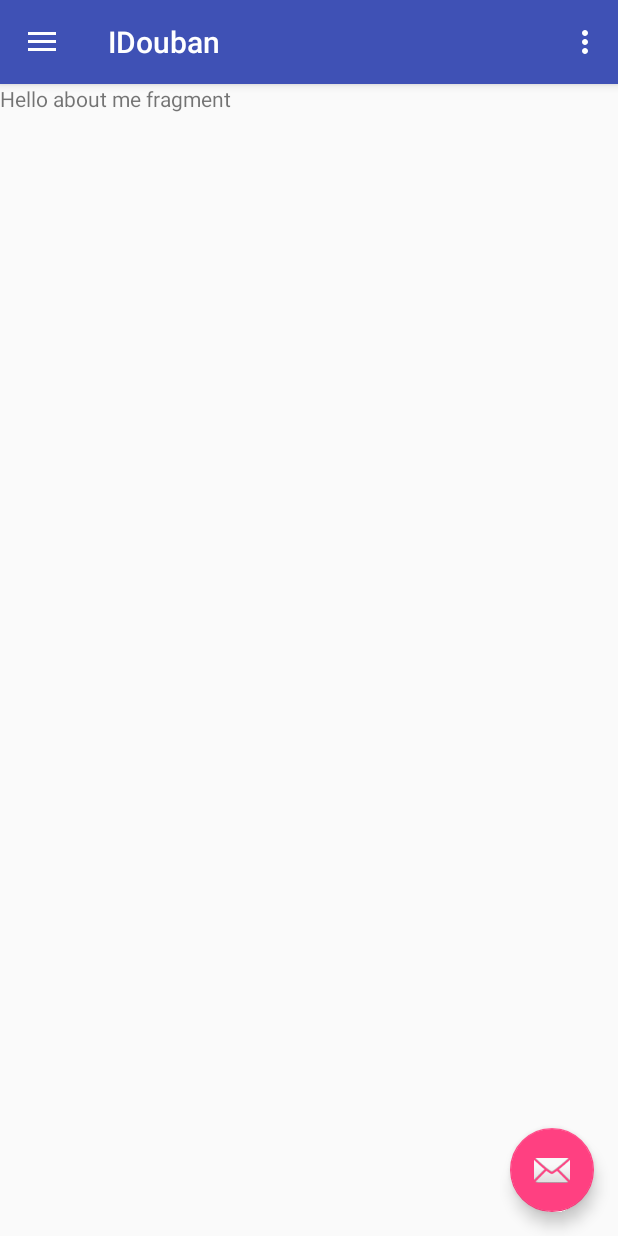
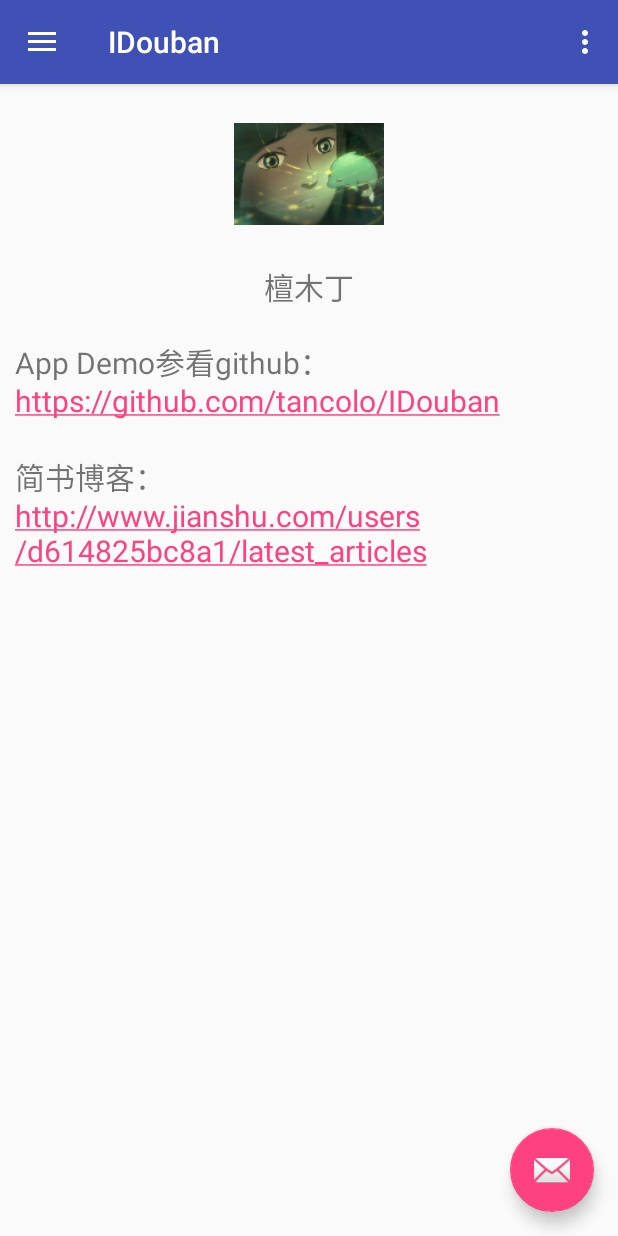
Before and after one commit to tancolo/MOOC, an Android app: the screen it shows after launch (HomeActivity), in the side drawer, after a tap on "AboutMe", on a phone screen of 412 x 824 dp. Run offline under Robolectric (Android 15) with nearby library versions, the phone set to English and light mode, and no system bars; our stand-ins replace Picasso; libraries missing offline, so code that uses them is left out: com.aspsine.swipetoloadlayout, com.lsjwzh.widget, retrofit2.adapter.rxjava, rx.android.schedulers, rx.schedulers and 1 more; pictures from the network do not load; 27 statements that could not run were skipped.

Commit message:
第17课，完成Aboutme内容显示

```diff
--- a/android-mvp/IDouban/app/src/main/java/com/shrimpcolo/johnnytam/idouban/HomeActivity.java
+++ b/android-mvp/IDouban/app/src/main/java/com/shrimpcolo/johnnytam/idouban/HomeActivity.java
@@ -204,7 +204,7 @@ public class HomeActivity extends BaseActivity {
         //init blog fragment
         FragmentTransaction transaction = getSupportFragmentManager().beginTransaction();
         BlogFragment jianshuFragment = BlogFragment.newInstance();
-        AboutFragment aboutFragment = new AboutFragment();
+        AboutFragment aboutFragment = AboutFragment.newInstance();
 
         transaction.add(R.id.frame_container, jianshuFragment, ConstContent.MENU_BLOG);
         transaction.add(R.id.frame_container, aboutFragment, ConstContent.MENU_ABOUT);
--- a/android-mvp/IDouban/app/src/main/java/com/shrimpcolo/johnnytam/idouban/aboutme/AboutFragment.java
+++ b/android-mvp/IDouban/app/src/main/java/com/shrimpcolo/johnnytam/idouban/aboutme/AboutFragment.java
@@ -2,21 +2,35 @@ package com.shrimpcolo.johnnytam.idouban.aboutme;
 
 
 import android.os.Bundle;
+import android.support.annotation.Nullable;
 import android.support.v4.app.Fragment;
 import android.view.LayoutInflater;
 import android.view.View;
 import android.view.ViewGroup;
+import android.widget.ImageView;
+import android.widget.TextView;
 
 import com.shrimpcolo.johnnytam.idouban.R;
+import com.shrimpcolo.johnnytam.idouban.utils.CircleTransformation;
+import com.squareup.picasso.Picasso;
 
 /**
  * A simple {@link Fragment} subclass.
  */
 public class AboutFragment extends Fragment {
 
+    private static final String TAG = AboutFragment.class.getSimpleName();
+
+    private ImageView profileImage;
+
+    private TextView profileName;
 
     public AboutFragment() {
         // Required empty public constructor
+    }
+
+    public static AboutFragment newInstance() {
+        return new AboutFragment();
     }
 
 
@@ -27,4 +41,20 @@ public class AboutFragment extends Fragment {
         return inflater.inflate(R.layout.fragment_aboutme, container, false);
     }
 
+    @Override
+    public void onActivityCreated(@Nullable Bundle savedInstanceState) {
+        super.onActivityCreated(savedInstanceState);
+
+        profileImage = (ImageView)getActivity().findViewById(R.id.img_profile);
+        profileName = (TextView)getActivity().findViewById(R.id.txt_author);
+
+        int width = getResources().getDimensionPixelOffset(R.dimen.profile_avatar_border);
+        int color = getResources().getColor(R.color.color_profile_photo_border);
+
+        Picasso.with(getActivity())
+                .load(R.mipmap.dayuhaitang)
+                .transform(new CircleTransformation(width, color))
+                .into(profileImage);
+
+    }
 }
--- a/android-mvp/IDouban/app/src/main/res/layout/fragment_aboutme.xml
+++ b/android-mvp/IDouban/app/src/main/res/layout/fragment_aboutme.xml
@@ -1,13 +1,33 @@
-<FrameLayout xmlns:android="http://schemas.android.com/apk/res/android"
+<RelativeLayout xmlns:android="http://schemas.android.com/apk/res/android"
     xmlns:tools="http://schemas.android.com/tools"
     android:layout_width="match_parent"
     android:layout_height="match_parent"
+    android:padding="10dp"
     tools:context="com.shrimpcolo.johnnytam.idouban.aboutme.AboutFragment">
 
-    <!-- TODO: Update blank fragment layout -->
+    <ImageView
+        android:id="@+id/img_profile"
+        android:layout_width="100dp"
+        android:layout_height="100dp"
+        android:layout_centerHorizontal="true" />
+
+    <TextView
+        android:id="@+id/txt_author"
+        android:layout_width="wrap_content"
+        android:layout_height="wrap_content"
+        android:layout_below="@id/img_profile"
+        android:layout_centerHorizontal="true"
+        android:layout_margin="10dp"
+        android:text="@string/author_name"
+        android:textSize="20sp" />
+
     <TextView
         android:layout_width="match_parent"
-        android:layout_height="match_parent"
-        android:text="@string/hello_about_fragment" />
+        android:layout_height="wrap_content"
+        android:layout_below="@id/txt_author"
+        android:layout_marginTop="10dp"
+        android:autoLink="web"
+        android:textSize="20sp"
+        android:text="@string/about_me" />
 
-</FrameLayout>
+</RelativeLayout>
--- a/android-mvp/IDouban/app/src/main/res/values/dimens.xml
+++ b/android-mvp/IDouban/app/src/main/res/values/dimens.xml
@@ -21,4 +21,7 @@
     <dimen name="profile_avatar_size">72dp</dimen>
     <dimen name="profile_avatar_border">1dp</dimen>
 
+    <dimen name="profile_aboutme_size">100dp</dimen>
+    <dimen name="profile_aboutme_border">2dp</dimen>
+
 </resources>
--- a/android-mvp/IDouban/app/src/main/res/values/strings.xml
+++ b/android-mvp/IDouban/app/src/main/res/values/strings.xml
@@ -48,10 +48,9 @@
     <string name="navigation_login">Login</string>
     <string name="navigation_logout">Logout</string>
 
-    <!-- TODO: Remove or change this placeholder text -->
-    <string name="hello_blog_fragment">Hello blog fragment</string>
-    <string name="hello_about_fragment">Hello about me fragment</string>
-
     <string name="no_blog">No Blog</string>
 
+    <string name="about_me">App Demo参看github： \nhttps://github.com/tancolo/IDouban \n\n简书博客：\nhttp://www.jianshu.com/users/d614825bc8a1/latest_articles</string>
+    <string name="author_name">檀木丁</string>
+
 </resources>
```
Also changed, not shown: 1 other file.
